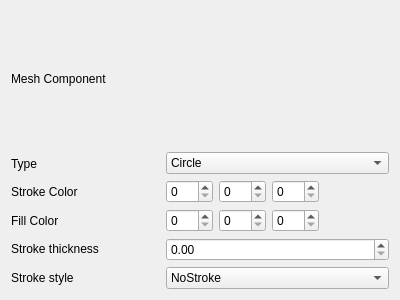
Before: the Qt Designer form Project_1_QT/mesh.ui in QTGuys/Project_1_QT, drawn with Qt 5.
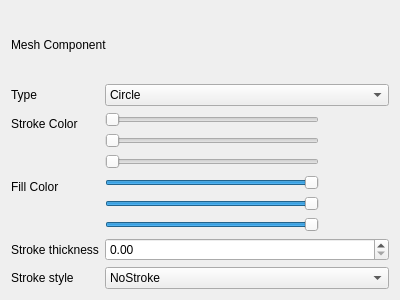
After: the same form once the commit is applied.

Patch:
```diff
--- a/Project_1_QT/mesh.ui
+++ b/Project_1_QT/mesh.ui
@@ -22,128 +22,93 @@
     </widget>
    </item>
    <item>
-    <layout class="QHBoxLayout" name="horizontalLayout_3">
-     <item>
-      <layout class="QVBoxLayout" name="verticalLayout">
-       <item>
+    <layout class="QFormLayout" name="formLayout">
+     <item row="0" column="0">
         <widget class="QLabel" name="label_6">
          <property name="text">
           <string>Type</string>
          </property>
         </widget>
        </item>
+     <item row="0" column="1">
+      <widget class="QComboBox" name="shape_type">
        <item>
+        <property name="text">
+         <string>Circle</string>
+        </property>
+       </item>
+       <item>
+        <property name="text">
+         <string>Rectangle</string>
+        </property>
+       </item>
+      </widget>
+     </item>
+     <item row="1" column="0">
         <widget class="QLabel" name="label_3">
          <property name="text">
           <string>Stroke Color</string>
          </property>
         </widget>
        </item>
-       <item>
-        <widget class="QLabel" name="label_4">
-         <property name="text">
-          <string>Fill Color</string>
-         </property>
-        </widget>
-       </item>
-       <item>
+     <item row="4" column="0">
         <widget class="QLabel" name="label_2">
          <property name="text">
           <string>Stroke thickness</string>
          </property>
         </widget>
        </item>
-       <item>
+     <item row="5" column="0">
         <widget class="QLabel" name="label">
          <property name="text">
           <string>Stroke style</string>
          </property>
         </widget>
        </item>
-      </layout>
-     </item>
-     <item>
-      <layout class="QVBoxLayout" name="verticalLayout_2">
-       <item>
-        <widget class="QComboBox" name="shape_type">
-         <item>
-          <property name="text">
-           <string>Circle</string>
-          </property>
-         </item>
-         <item>
-          <property name="text">
-           <string>Rectangle</string>
-          </property>
-         </item>
-        </widget>
-       </item>
-       <item>
+     <item row="2" column="1">
         <layout class="QHBoxLayout" name="horizontalLayout">
          <item>
-          <widget class="QSpinBox" name="sr">
+        <layout class="QVBoxLayout" name="verticalLayout_2">
+         <item>
+          <widget class="QSlider" name="fr">
            <property name="maximum">
             <number>255</number>
            </property>
+           <property name="sliderPosition">
+            <number>255</number>
+           </property>
+           <property name="orientation">
+            <enum>Qt::Horizontal</enum>
+           </property>
           </widget>
          </item>
          <item>
-          <widget class="QSpinBox" name="sg">
+          <widget class="QSlider" name="fg">
            <property name="maximum">
             <number>255</number>
            </property>
+           <property name="sliderPosition">
+            <number>255</number>
+           </property>
+           <property name="orientation">
+            <enum>Qt::Horizontal</enum>
+           </property>
           </widget>
          </item>
          <item>
-          <widget class="QSpinBox" name="sb">
+          <widget class="QSlider" name="fb">
            <property name="maximum">
             <number>255</number>
            </property>
-          </widget>
-         </item>
-         <item>
-          <widget class="QWidget" name="BColor" native="true">
-           <property name="minimumSize">
-            <size>
-             <width>64</width>
-             <height>16</height>
-            </size>
+           <property name="sliderPosition">
+            <number>255</number>
            </property>
-           <property name="autoFillBackground">
-            <bool>true</bool>
+           <property name="orientation">
+            <enum>Qt::Horizontal</enum>
            </property>
           </widget>
          </item>
         </layout>
-       </item>
-       <item>
-        <layout class="QHBoxLayout" name="horizontalLayout_2">
-         <property name="spacing">
-          <number>6</number>
-         </property>
-         <property name="topMargin">
-          <number>0</number>
-         </property>
-         <item>
-          <widget class="QSpinBox" name="fr">
-           <property name="maximum">
-            <number>255</number>
-           </property>
-          </widget>
-         </item>
-         <item>
-          <widget class="QSpinBox" name="fg">
-           <property name="maximum">
-            <number>255</number>
-           </property>
-          </widget>
-         </item>
-         <item>
-          <widget class="QSpinBox" name="fb">
-           <property name="maximum">
-            <number>255</number>
-           </property>
-          </widget>
          </item>
          <item>
           <widget class="QWidget" name="FColor" native="true">
@@ -160,10 +125,61 @@
          </item>
         </layout>
        </item>
+     <item row="1" column="1">
+      <layout class="QHBoxLayout" name="horizontalLayout_2">
        <item>
+        <layout class="QVBoxLayout" name="verticalLayout">
+         <item>
+          <widget class="QSlider" name="sb">
+           <property name="maximum">
+            <number>255</number>
+           </property>
+           <property name="orientation">
+            <enum>Qt::Horizontal</enum>
+           </property>
+          </widget>
+         </item>
+         <item>
+          <widget class="QSlider" name="sr">
+           <property name="maximum">
+            <number>255</number>
+           </property>
+           <property name="orientation">
+            <enum>Qt::Horizontal</enum>
+           </property>
+          </widget>
+         </item>
+         <item>
+          <widget class="QSlider" name="sg">
+           <property name="maximum">
+            <number>255</number>
+           </property>
+           <property name="orientation">
+            <enum>Qt::Horizontal</enum>
+           </property>
+          </widget>
+         </item>
+        </layout>
+       </item>
+       <item>
+        <widget class="QWidget" name="BColor" native="true">
+         <property name="minimumSize">
+          <size>
+           <width>64</width>
+           <height>16</height>
+          </size>
+         </property>
+         <property name="autoFillBackground">
+          <bool>true</bool>
+         </property>
+        </widget>
+       </item>
+      </layout>
+     </item>
+     <item row="4" column="1">
         <widget class="QDoubleSpinBox" name="thickness"/>
        </item>
-       <item>
+     <item row="5" column="1">
         <widget class="QComboBox" name="style">
          <property name="currentText">
           <string>NoStroke</string>
@@ -200,7 +216,12 @@
          </item>
         </widget>
        </item>
-      </layout>
+     <item row="2" column="0">
+      <widget class="QLabel" name="label_4">
+       <property name="text">
+        <string>Fill Color</string>
+       </property>
+      </widget>
      </item>
     </layout>
    </item>
```
Lines whose indentation alone changed are shown as unchanged.
